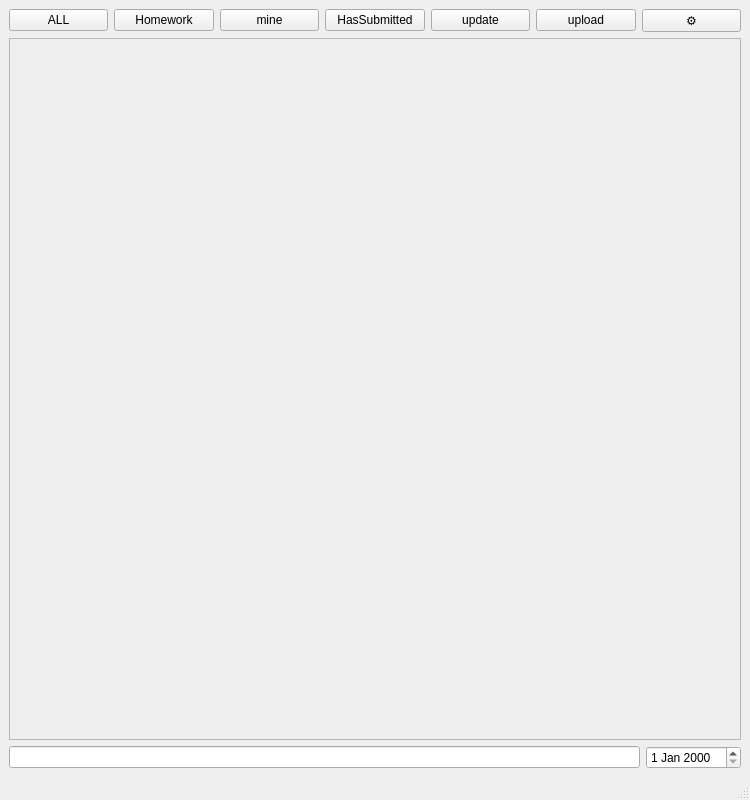
Old version of the form homework.ui in the repository zsz12251665/HOSS-Client.
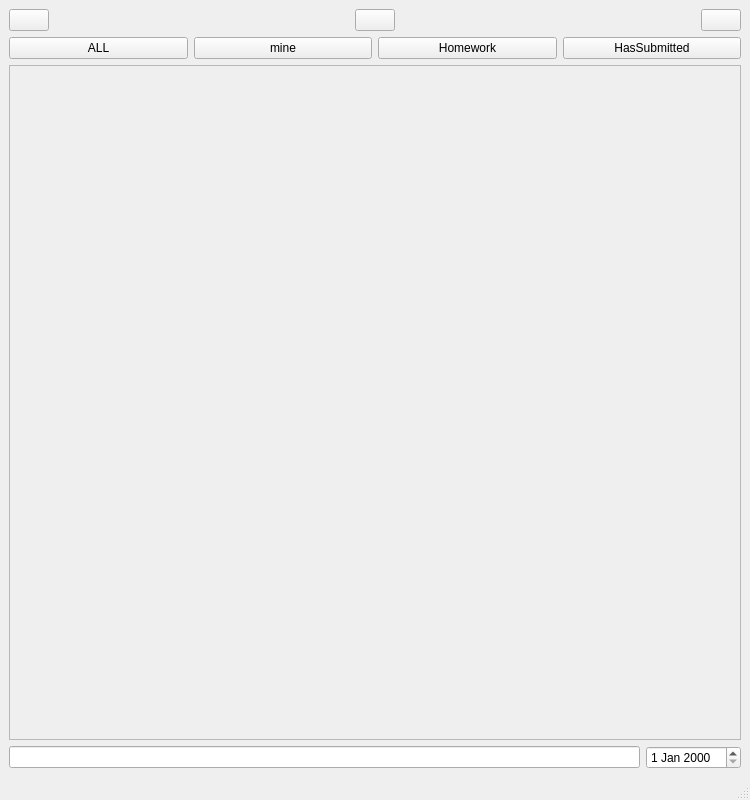
New version of the form. Icons and pictures are not drawn.

The edit to the form file:
```diff
--- a/homework.ui
+++ b/homework.ui
@@ -18,6 +18,69 @@
     <item>
      <layout class="QHBoxLayout" name="horizontalLayout">
       <item>
+       <widget class="QPushButton" name="update">
+        <property name="text">
+         <string/>
+        </property>
+        <property name="icon">
+         <iconset resource="FontAwesome.qrc">
+          <normaloff>:/FontAwesome/svgs/solid/sync-alt.svg</normaloff>:/FontAwesome/svgs/solid/sync-alt.svg</iconset>
+        </property>
+       </widget>
+      </item>
+      <item>
+       <spacer name="horizontalSpacer">
+        <property name="orientation">
+         <enum>Qt::Horizontal</enum>
+        </property>
+        <property name="sizeHint" stdset="0">
+         <size>
+          <width>40</width>
+          <height>20</height>
+         </size>
+        </property>
+       </spacer>
+      </item>
+      <item>
+       <widget class="QPushButton" name="upload">
+        <property name="text">
+         <string/>
+        </property>
+        <property name="icon">
+         <iconset resource="FontAwesome.qrc">
+          <normaloff>:/FontAwesome/svgs/solid/file-upload.svg</normaloff>:/FontAwesome/svgs/solid/file-upload.svg</iconset>
+        </property>
+       </widget>
+      </item>
+      <item>
+       <spacer name="horizontalSpacer_2">
+        <property name="orientation">
+         <enum>Qt::Horizontal</enum>
+        </property>
+        <property name="sizeHint" stdset="0">
+         <size>
+          <width>40</width>
+          <height>20</height>
+         </size>
+        </property>
+       </spacer>
+      </item>
+      <item>
+       <widget class="QPushButton" name="Setting">
+        <property name="text">
+         <string/>
+        </property>
+        <property name="icon">
+         <iconset resource="FontAwesome.qrc">
+          <normaloff>:/FontAwesome/svgs/solid/cog.svg</normaloff>:/FontAwesome/svgs/solid/cog.svg</iconset>
+        </property>
+       </widget>
+      </item>
+     </layout>
+    </item>
+    <item>
+     <layout class="QHBoxLayout" name="horizontalLayout_3">
+      <item>
        <widget class="QPushButton" name="all">
         <property name="styleSheet">
          <string notr="true"/>
@@ -27,13 +90,6 @@
         </property>
        </widget>
       </item>
-      <item>
-       <widget class="QPushButton" name="homework">
-        <property name="text">
-         <string>Homework</string>
-        </property>
-       </widget>
-      </item>
       <item>
        <widget class="QPushButton" name="mine">
         <property name="text">
@@ -41,6 +97,13 @@
         </property>
        </widget>
       </item>
+      <item>
+       <widget class="QPushButton" name="homework">
+        <property name="text">
+         <string>Homework</string>
+        </property>
+       </widget>
+      </item>
       <item>
        <widget class="QPushButton" name="HasSubmitted">
         <property name="text">
@@ -48,27 +111,6 @@
         </property>
        </widget>
       </item>
-      <item>
-       <widget class="QPushButton" name="update">
-        <property name="text">
-         <string>update</string>
-        </property>
-       </widget>
-      </item>
-      <item>
-       <widget class="QPushButton" name="upload">
-        <property name="text">
-         <string>upload</string>
-        </property>
-       </widget>
-      </item>
-      <item>
-       <widget class="QPushButton" name="Setting">
-        <property name="text">
-         <string>⚙</string>
-        </property>
-       </widget>
-      </item>
      </layout>
     </item>
     <item>
@@ -81,8 +123,8 @@
         <rect>
          <x>0</x>
          <y>0</y>
-         <width>726</width>
-         <height>657</height>
+         <width>730</width>
+         <height>646</height>
         </rect>
        </property>
        <layout class="QVBoxLayout" name="verticalLayout_3">
```
Left out of the diff: 6 changed lines with no effect on the pictures.
